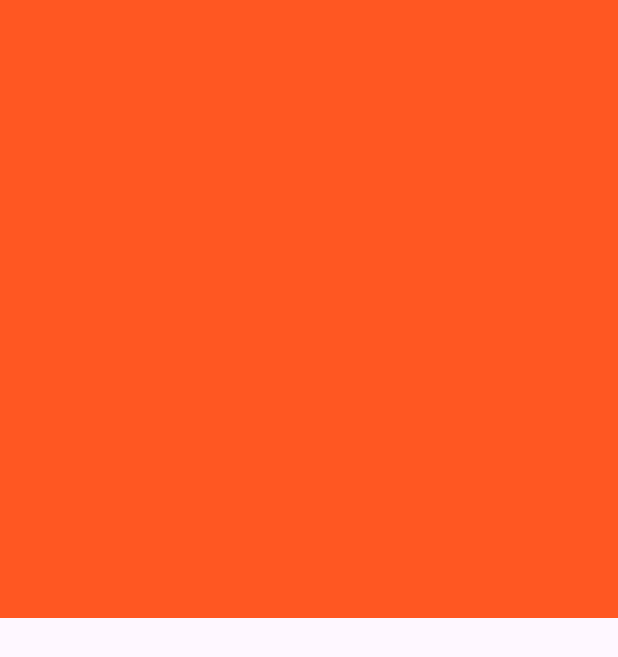
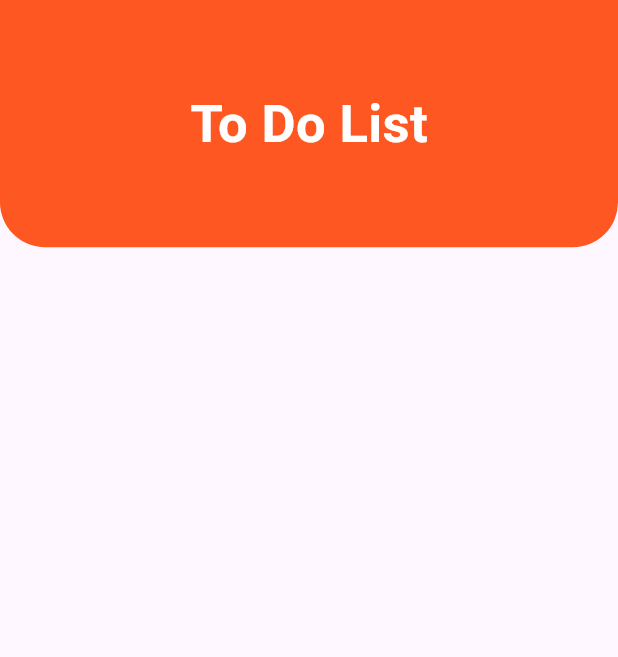
Before and after one commit to ashraf-moin/todo_provider, a Flutter app: the screen it shows after launch, on a phone screen of 412 x 824 dp. Shown: the top 657 px of the screen. Run offline on Flutter 3.47's test engine with Material 3 defaults, Android fonts, the phone set to English and light mode, and no system bars.

Commit message:
Home page UI update

```diff
--- a/lib/view/home_page/home.dart
+++ b/lib/view/home_page/home.dart
@@ -16,10 +16,28 @@ class _HomePageState extends State<HomePage> {
           children: [
             Expanded(
               child: Container(
-                decoration: BoxDecoration(color: Colors.deepOrange),
+                width: double.infinity,
+                decoration: BoxDecoration(
+                  color: Colors.deepOrange,
+                  borderRadius: BorderRadius.only(
+                    bottomLeft: Radius.circular(30),
+                    bottomRight: Radius.circular(30),
+                  ),
+                ),
+                child: Center(
+                  child: Text(
+                    "To Do List",
+                    style: TextStyle(
+                        fontSize: 35,
+                        fontWeight: FontWeight.bold,
+                        color: Colors.white,
+                    ),
+                  ),
+                ),
               ),
             ),
             Expanded(
+              flex: 4,
               child: Container(),
             ),
           ],
```
